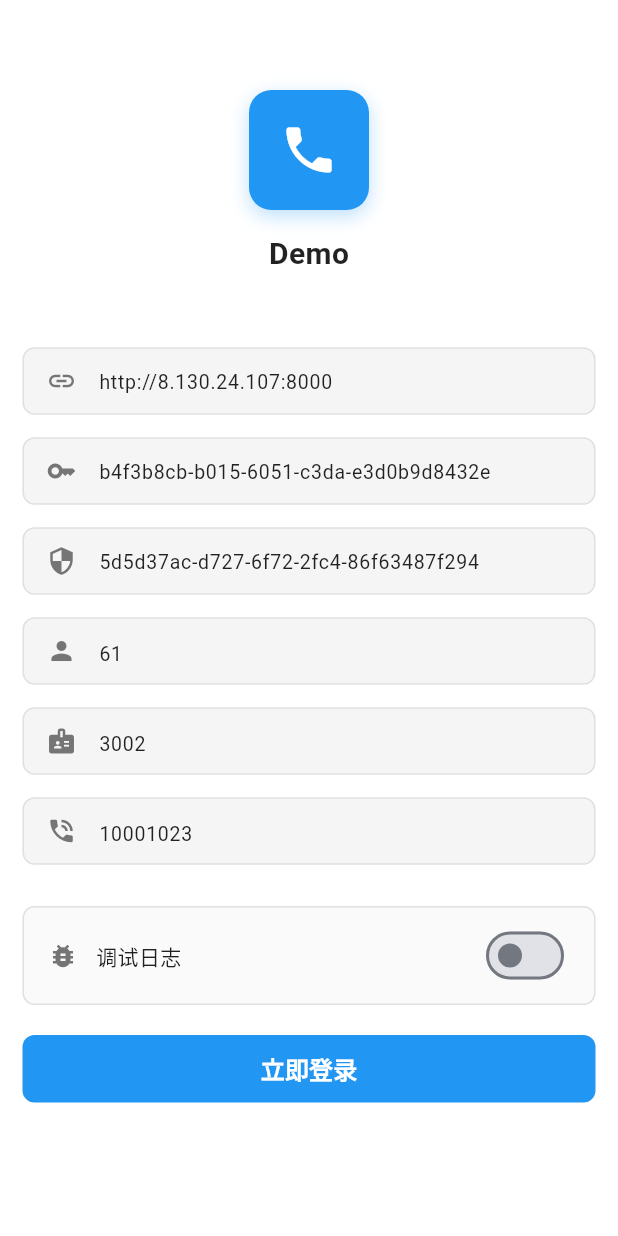
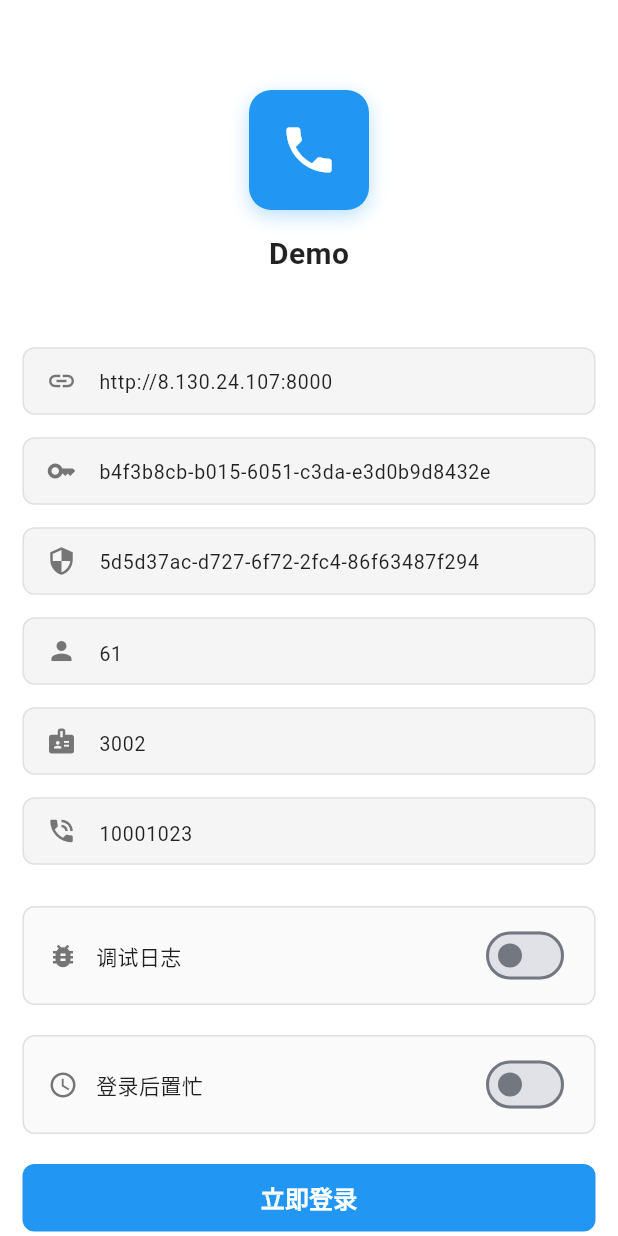
Before and after one commit to XYRZX/quanyu_flutter, a Flutter app: the screen it shows after launch, on a phone screen of 412 x 824 dp. Run offline on Flutter 3.47's test engine with Material 3 defaults, Android fonts, the phone set to English and light mode, and no system bars; our stand-ins replace plugin_platform_interface, shared_preferences.

Commit message:
feat(login): 添加登录置忙状态支持
在登录流程中添加置忙状态支持，包括：
- 登录接口新增busy参数
- 登录页面添加置忙开关
- 保存置忙状态到SharedPreferences
- 登录后自动应用置忙状态

```diff
--- a/example/lib/pages/login_page.dart
+++ b/example/lib/pages/login_page.dart
@@ -23,6 +23,7 @@ class _LoginPageState extends State<LoginPage> {
   LoginState _loginState = LoginState.idle;
   String? _errorMessage;
   bool _isLogEnabled = false; // 日志开关状态
+  bool _isBusyEnabled = false;
 
   @override
   void initState() {
@@ -30,6 +31,7 @@ class _LoginPageState extends State<LoginPage> {
     _initializeControllers();
     _loadSavedData();
     _loadLogSettings();
+    _loadBusySettings();
     _setupEventListeners();
   }
 
@@ -159,6 +161,22 @@ class _LoginPageState extends State<LoginPage> {
     }
   }
 
+  Future<void> _loadBusySettings() async {
+    try {
+      final prefs = await SharedPreferences.getInstance();
+      final savedBusyState = prefs.getBool('login_busy') ?? false;
+      if (_isBusyEnabled != savedBusyState) {
+        setState(() {
+          _isBusyEnabled = savedBusyState;
+        });
+      }
+    } catch (e) {
+      if (kDebugMode) {
+        debugPrint('加载置忙设置失败: $e');
+      }
+    }
+  }
+
   /// 切换日志开关
   Future<void> _toggleLogEnabled(bool enabled) async {
     try {
@@ -179,6 +197,20 @@ class _LoginPageState extends State<LoginPage> {
       _showMessage('设置日志失败: $e', Colors.red);
       if (kDebugMode) {
         debugPrint('设置日志失败: $e');
+      }
+    }
+  }
+
+  Future<void> _toggleBusyEnabled(bool enabled) async {
+    try {
+      final prefs = await SharedPreferences.getInstance();
+      await prefs.setBool('login_busy', enabled);
+      setState(() {
+        _isBusyEnabled = enabled;
+      });
+    } catch (e) {
+      if (kDebugMode) {
+        debugPrint('设置置忙失败: $e');
       }
     }
   }
@@ -206,6 +238,10 @@ class _LoginPageState extends State<LoginPage> {
 
       if (result['success'] == true) {
         await _saveLoginData(credentials);
+        if (_isBusyEnabled) {
+          await QuanyuSdk()
+              .sendRequestWithMessage(message: '{"opcode": "C_SetBusy"}');
+        }
         _updateLoginState(LoginState.success);
         _showSuccessMessage(result['message'] ?? '登录成功');
         _navigateToHomePage();
@@ -227,6 +263,7 @@ class _LoginPageState extends State<LoginPage> {
       gid: credentials.gid,
       code: credentials.code,
       extPhone: credentials.extPhone,
+      busy: _isBusyEnabled,
     );
   }
 
@@ -278,6 +315,9 @@ class _LoginPageState extends State<LoginPage> {
           await prefs.setString(prefKey, entry.value);
         }
       }
+
+      // 保存置忙状态
+      await prefs.setBool('login_busy', _isBusyEnabled);
     } catch (e) {
       if (kDebugMode) {
         debugPrint('保存登录数据失败: $e');
@@ -304,6 +344,8 @@ class _LoginPageState extends State<LoginPage> {
                 _buildInputFields(),
                 const SizedBox(height: 20),
                 _buildLogSwitch(),
+                const SizedBox(height: 20),
+                _buildBusySwitch(),
                 const SizedBox(height: 20),
                 _buildLoginButton(),
                 if (_loginState == LoginState.error) ...[
@@ -363,6 +405,45 @@ class _LoginPageState extends State<LoginPage> {
             value: _isLogEnabled,
             onChanged:
                 _loginState == LoginState.loading ? null : _toggleLogEnabled,
+            activeColor: Colors.blue,
+            materialTapTargetSize: MaterialTapTargetSize.shrinkWrap,
+          ),
+        ],
+      ),
+    );
+  }
+
+  Widget _buildBusySwitch() {
+    return Container(
+      margin: const EdgeInsets.symmetric(horizontal: 15),
+      padding: const EdgeInsets.symmetric(horizontal: 16, vertical: 12),
+      decoration: BoxDecoration(
+        color: Colors.grey[50],
+        borderRadius: BorderRadius.circular(8),
+        border: Border.all(color: Colors.grey[300]!),
+      ),
+      child: Row(
+        children: [
+          Icon(
+            Icons.schedule,
+            color: Colors.grey[600],
+            size: 20,
+          ),
+          const SizedBox(width: 12),
+          const Expanded(
+            child: Text(
+              '登录后置忙',
+              style: TextStyle(
+                color: Colors.black87,
+                fontSize: 14,
+                fontWeight: FontWeight.w500,
+              ),
+            ),
+          ),
+          Switch(
+            value: _isBusyEnabled,
+            onChanged:
+                _loginState == LoginState.loading ? null : _toggleBusyEnabled,
             activeColor: Colors.blue,
             materialTapTargetSize: MaterialTapTargetSize.shrinkWrap,
           ),
--- a/example/lib/pages/start_page.dart
+++ b/example/lib/pages/start_page.dart
@@ -82,6 +82,8 @@ class _StartPageState extends State<StartPage> {
   /// 执行登录操作
   Future<Map<String, dynamic>> _performLogin(
       LoginCredentials credentials) async {
+    final prefs = await SharedPreferences.getInstance();
+    final busy = prefs.getBool('login_busy') ?? false;
     return await QuanyuSdk().login(
       loginUrl: credentials.loginUrl,
       appKey: credentials.appKey,
@@ -89,6 +91,7 @@ class _StartPageState extends State<StartPage> {
       gid: credentials.gid,
       code: credentials.code,
       extPhone: credentials.extPhone,
+      busy: busy,
     );
   }
 
--- a/lib/quanyu_sdk.dart
+++ b/lib/quanyu_sdk.dart
@@ -52,14 +52,16 @@ class QuanyuSdk {
       required String secretKey,
       required String gid,
       required String code,
-      required String extPhone}) async {
+      required String extPhone,
+      bool busy = false}) async {
     final result = await QuanyuSdkPlatform.instance.login(
         loginUrl: loginUrl,
         appKey: appKey,
         secretKey: secretKey,
         gid: gid,
         code: code,
-        extPhone: extPhone);
+        extPhone: extPhone,
+        busy: busy);
 
     // 登录成功后自动注册软电话
     if (result['success'] == true) {
--- a/lib/src/quanyu_sdk_method_channel.dart
+++ b/lib/src/quanyu_sdk_method_channel.dart
@@ -51,7 +51,8 @@ class MethodChannelQuanyuSdk extends QuanyuSdkPlatform {
       required String secretKey,
       required String gid,
       required String code,
-      required String extPhone}) async {
+      required String extPhone,
+      bool busy = false}) async {
     final result = await methodChannel.invokeMethod('login', {
       'loginUrl': loginUrl,
       'appKey': appKey,
@@ -59,6 +60,7 @@ class MethodChannelQuanyuSdk extends QuanyuSdkPlatform {
       'gid': gid,
       'code': code,
       'extPhone': extPhone,
+      'busy': busy,
     });
     return Map<String, dynamic>.from(result);
   }
```
Also changed, not shown: example/lib/pages/home_page.dart (+40 -0 lines), lib/src/quanyu_sdk_platform_interface.dart (+9 -7 lines), 1 other file.
